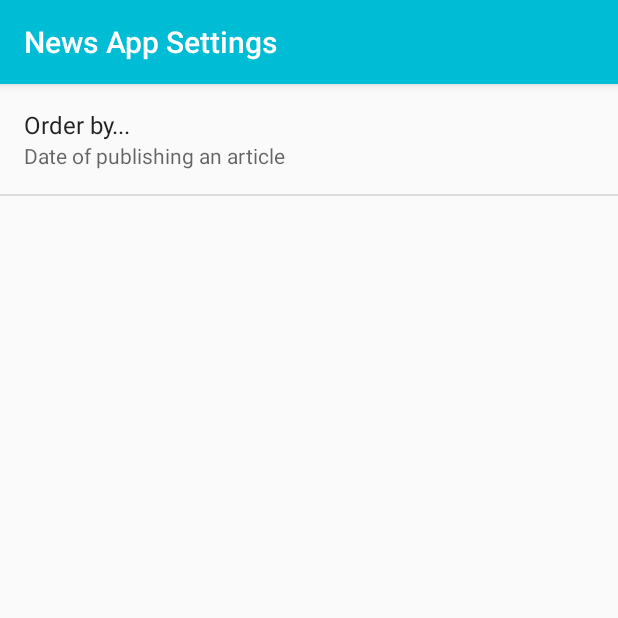
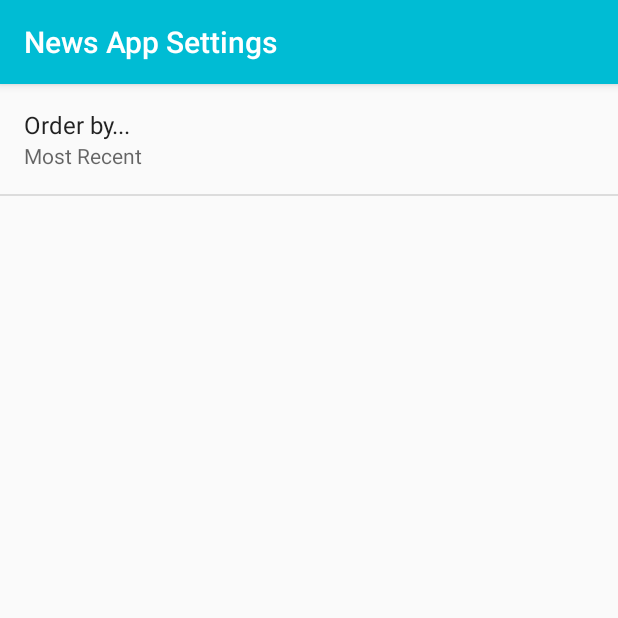
Before and after one commit to latkowska/NewsApp11, an Android app: the screen it shows after launch (SettingsActivity), in the options menu, after a tap on "Settings", on a phone screen of 412 x 824 dp, the top half of it. Run offline under Robolectric (Android 15) with nearby library versions, the phone set to English and light mode, and no system bars.

```diff
--- a/app/src/main/java/com/example/android/newsapp11/MainActivity.java
+++ b/app/src/main/java/com/example/android/newsapp11/MainActivity.java
@@ -19,19 +19,20 @@ import android.view.View;
 import android.widget.AdapterView;
 import android.widget.ListView;
 import android.widget.TextView;
+import android.widget.Toast;
 
 import java.util.ArrayList;
 import java.util.List;
 
 
 public class MainActivity extends AppCompatActivity
-        implements LoaderCallbacks<List<News>> {
+        implements LoaderCallbacks<List<News>>,
+        SharedPreferences.OnSharedPreferenceChangeListener {
 
     public static final String LOG_TAG = MainActivity.class.getName();
 
     private static final String GUARDIAN_REQUEST_URL =
             "https://content.guardianapis.com/search?q=query&api-key=3d76447a-d28b-455c-a85f-4d68075a785c";
-
 
     private static final int NEWS_LOADER_ID = 1;
 
@@ -56,7 +57,15 @@ public class MainActivity extends AppCompatActivity
         mAdapter = new NewsAdapter(this, new ArrayList<News>());
         newsListView.setAdapter(mAdapter);
 
+        //DODANO 29.05 POCARLOSIE
+        // Obtain a reference to the SharedPreferences file for this app
+        SharedPreferences prefs = PreferenceManager.getDefaultSharedPreferences(this);
+        // And register to be notified of preference changes
+        // So we know when the user has adjusted the query settings
+        prefs.registerOnSharedPreferenceChangeListener(this);
+
         newsListView.setOnItemClickListener(new AdapterView.OnItemClickListener() {
+
             @Override
             public void onItemClick(AdapterView<?> adapterView, View view, int position, long l) {
 
@@ -68,7 +77,7 @@ public class MainActivity extends AppCompatActivity
 
                 startActivity(websiteIntent);
 
-                }
+            }
         });
 
 
@@ -99,6 +108,28 @@ public class MainActivity extends AppCompatActivity
         }
     }
 
+
+    //DODANO PO CARLOSIE
+    @Override
+    public void onSharedPreferenceChanged(SharedPreferences prefs, String key) {
+        //TU USUNIETO  if (key.equals(getString(R.string.settings_min_magnitude_key)) ||
+        if (key.equals(getString(R.string.settings_order_by_key))) {
+            // Clear the ListView as a new query will be kicked off
+            mAdapter.clear();
+
+            // Hide the empty state text view as the loading indicator will be displayed
+            mEmptyStateTextView.setVisibility(View.GONE);
+
+            // Show the loading indicator while new data is being fetched
+            View loadingIndicator = findViewById(R.id.loading_indicator);
+            loadingIndicator.setVisibility(View.VISIBLE);
+
+            // Restart the loader to requery the USGS as the query settings have been updated
+            getLoaderManager().restartLoader(NEWS_LOADER_ID, null, this);
+
+        }
+    }
+
     @Override
     public Loader<List<News>> onCreateLoader(int i, Bundle bundle) {
 
@@ -116,6 +147,12 @@ public class MainActivity extends AppCompatActivity
 
         // Create a new loader for the given URL
         return new NewsLoader(this, uriBuilder.toString());
+    }
+
+    @Override
+    public void onResume() {
+        super.onResume();
+        getLoaderManager().initLoader(NEWS_LOADER_ID, null, this);
     }
 
     @Override
@@ -137,10 +174,12 @@ public class MainActivity extends AppCompatActivity
         }
     }
 
+
     @Override
     public void onLoaderReset(Loader<List<News>> loader) {
         // Loader reset, so we can clear out our existing data.
         mAdapter.clear();
+
     }
 
     @Override
--- a/app/src/main/java/com/example/android/newsapp11/SettingsActivity.java
+++ b/app/src/main/java/com/example/android/newsapp11/SettingsActivity.java
@@ -2,11 +2,13 @@ package com.example.android.newsapp11;
 
 import android.content.SharedPreferences;
 import android.preference.Preference;
+import android.preference.PreferenceGroup;
 import android.preference.PreferenceManager;
 import android.support.v7.app.AppCompatActivity;
 import android.os.Bundle;
 import android.preference.PreferenceFragment;
 import android.preference.ListPreference;
+import android.widget.Toast;
 
 public class SettingsActivity extends AppCompatActivity {
 
--- a/app/src/main/res/values/arrays.xml
+++ b/app/src/main/res/values/arrays.xml
@@ -2,11 +2,11 @@
     <resources>
         <string-array name="settings_order_by_labels">
             <item>@string/settings_order_by_section_name_label</item>
-            <item>@string/settings_order_by_date_of_publishing_label</item>
+            <item>@string/settings_order_by_most_recent_label</item>
         </string-array>
 
         <string-array name="settings_order_by_values">
             <item>@string/settings_order_by_section_name_value</item>
-            <item>@string/settings_order_by_date_of_publishing_value</item>
+            <item>@string/settings_order_by_most_recent_value</item>
         </string-array>
     </resources>
--- a/app/src/main/res/values/strings.xml
+++ b/app/src/main/res/values/strings.xml
@@ -16,14 +16,14 @@
     <!-- Strings For Order-By Preference -->
     <string name="settings_order_by_lable">Order by...</string>
     <string name="settings_order_by_key" translatable="false">order_by</string>
-    <string name="settings_order_by_default" translatable="false">@string/settings_order_by_date_of_publishing_value</string>
+    <string name="settings_order_by_default" translatable="false">@string/settings_order_by_most_recent_value</string>
 
     <!-- Label for order-by section name option  -->
     <string name="settings_order_by_section_name_label">Section Name</string>
     <string name="settings_order_by_section_name_value" translatable="false">sectionName</string>
 
-    <!-- Label for order-by date of publishing option  -->
-    <string name="settings_order_by_date_of_publishing_label">Date of publishing an article</string>
-    <string name="settings_order_by_date_of_publishing_value" translatable="false">webPublicationDate</string>
+    <!-- Label for order-by most recent option [CHAR LIMIT=20] -->
+    <string name="settings_order_by_most_recent_label">Most Recent</string>
+    <string name="settings_order_by_most_recent_value" translatable="false">webPublicationDate</string>
 
 </resources>
```
